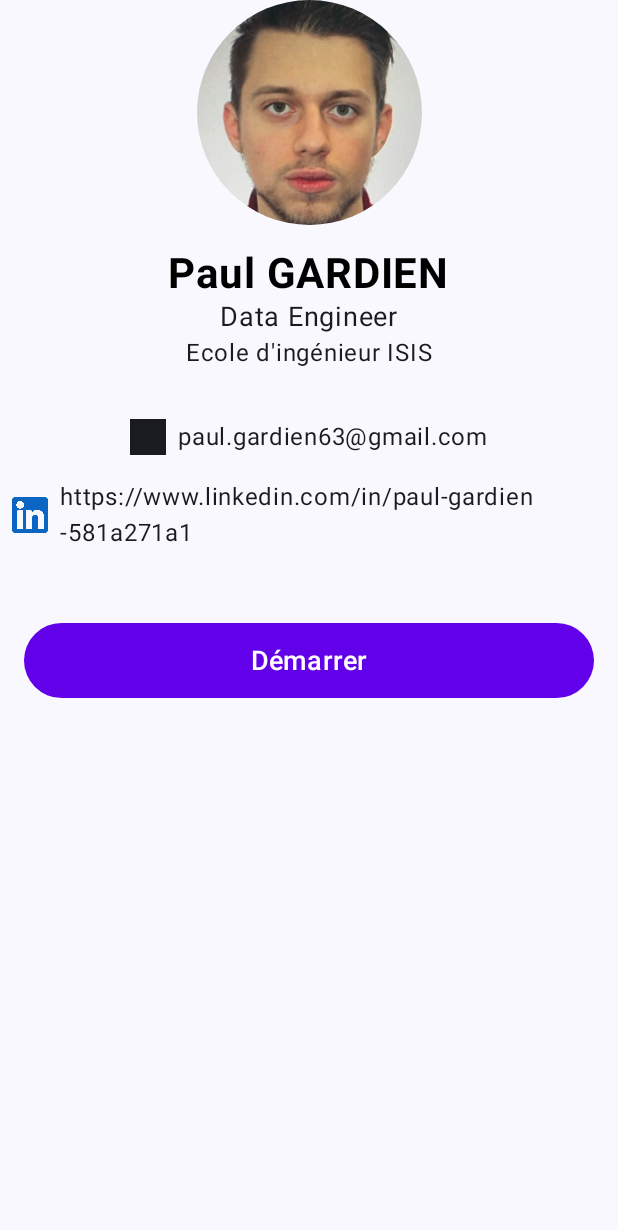
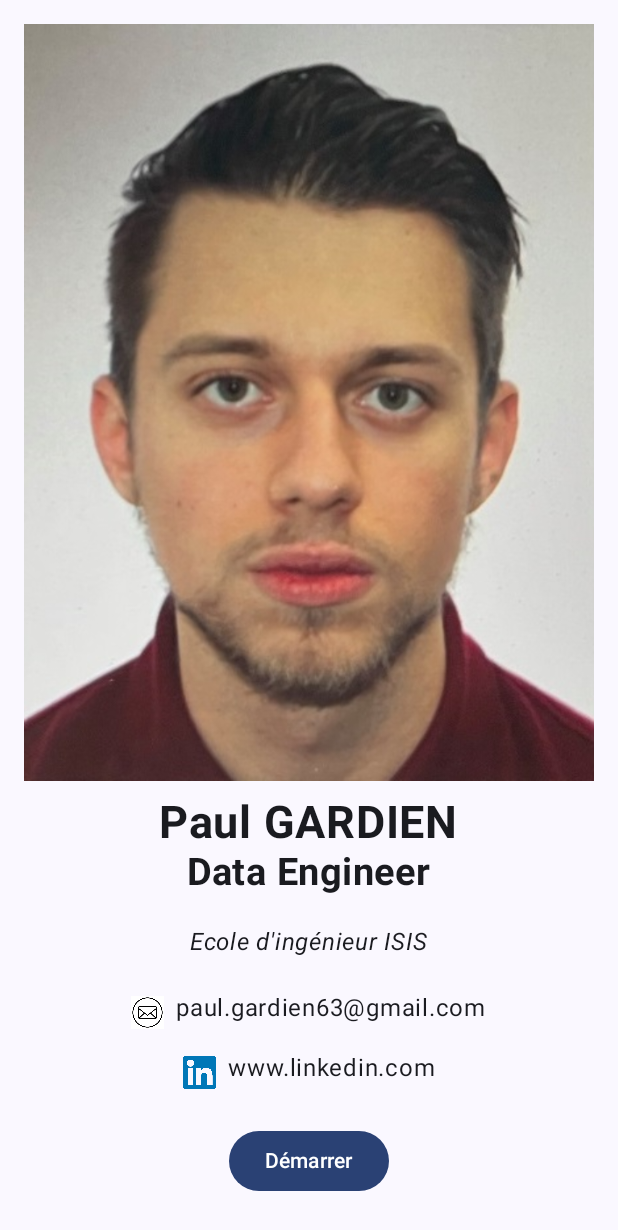
Before and after one commit to Liplaup/IMDBMovie, an Android app built with Jetpack Compose: the screen it shows after launch (MainActivity), on a phone screen of 412 x 824 dp. Shown: the top 1230 px of the screen. Run offline under Robolectric (Android 15) with nearby library versions, the phone set to English and light mode, and no system bars.

Commit message:
Les AppNav sont à jour

```diff
--- a/app/build.gradle.kts
+++ b/app/build.gradle.kts
@@ -72,4 +72,8 @@ dependencies {
     implementation ("com.squareup.retrofit2:retrofit:2.9.0")
     implementation ("com.squareup.retrofit2:converter-gson:2.9.0" ) // Gson Converter dependency
     implementation ("com.google.code.gson:gson:2.10")
+    implementation("androidx.navigation:navigation-compose:2.8.0")
+    implementation("org.jetbrains.kotlinx:kotlinx-serialization-json:1.6.3")
+
+
 }
--- a/app/src/main/java/com/example/myapplication/MainActivity.kt
+++ b/app/src/main/java/com/example/myapplication/MainActivity.kt
@@ -11,6 +11,7 @@ import androidx.compose.material3.NavigationBar
 import androidx.compose.material3.NavigationBarItem
 import androidx.compose.material3.Scaffold
 import androidx.compose.material3.Text
+import androidx.compose.material3.adaptive.currentWindowAdaptiveInfo
 import androidx.compose.runtime.Composable
 import androidx.compose.runtime.getValue
 import androidx.compose.ui.graphics.Color
@@ -24,12 +25,16 @@ import com.example.myapplication.ui.theme.MyApplicationTheme
 import kotlinx.serialization.Serializable
 
 @Serializable
-sealed class Destination(val route: String) {
-    @Serializable object Profil : Destination("profil")
-    @Serializable object Films : Destination("films")
-    @Serializable object Series : Destination("series")
-    @Serializable object Acteurs : Destination("acteurs")
-}
+class Profildestination
+
+@Serializable
+class Filmsdestination
+
+@Serializable
+class Seriesdestination
+
+@Serializable
+class Acteursdestination
 
 class MainActivity : ComponentActivity() {
     @SuppressLint("UnusedMaterial3ScaffoldPaddingParameter")
@@ -38,33 +43,40 @@ class MainActivity : ComponentActivity() {
         enableEdgeToEdge()
         setContent {
             val viewModel: MainViewModel by viewModels()
+            val windowSizeClass = currentWindowAdaptiveInfo().windowSizeClass
 
             MyApplicationTheme {
                 val navController = rememberNavController()
                 val navBackStackEntry by navController.currentBackStackEntryAsState()
-                val currentRoute = navBackStackEntry?.destination?.route
+                val currentDestination = navBackStackEntry?.destination
 
-                Scaffold(bottomBar = { if (currentRoute != Destination.Profil.route) Navbar(navController) }) {
-                    NavHost(navController = navController, startDestination = Destination.Profil.route) {
-                        composable(Destination.Profil.route) {
-                            ProfileView(navController)
+                Scaffold(
+                    bottomBar = {
+                        if (currentDestination?.route != "profildestination") {
+                            Navbar(navController)
                         }
-                        composable(Destination.Films.route) {
-                            FilmsScreen(viewModel = viewModel, navController = navController)
+                    }
+                ) {
+                    NavHost(navController = navController, startDestination = "profildestination") {
+                        composable("profildestination") {
+                            ProfileView(windowSizeClass) { navController.navigate("filmsdestination") }
                         }
-                        composable(Destination.Series.route) {
-                            SeriesScreen(viewModel = viewModel, navController = navController)
+                        composable("filmsdestination") {
+                            FilmsScreen(viewModel, navController)
                         }
-                        composable(Destination.Acteurs.route) {
-                            ActorsScreen(viewModel = viewModel, navController = navController)
+                        composable("seriesdestination") {
+                            SeriesScreen(viewModel, navController)
+                        }
+                        composable("acteursdestination") {
+                            ActorsScreen(viewModel, navController)
                         }
                         composable("movieDetail/{movieId}") { backStackEntry ->
-                            val movieId = backStackEntry.arguments?.getString("movieId")?.toInt() ?: 0
-                            MovieDetailScreen(movieId, viewModel, navController)
+                            val movieId = backStackEntry.arguments?.getString("movieId")
+                            MovieDetailScreen(movieId?.toInt() ?: 0, viewModel, navController)
                         }
-                        composable("serieDetail/{serieId}") { backStackEntry ->
-                            val serieId = backStackEntry.arguments?.getString("serieId")?.toInt() ?: return@composable
-                            SerieDetailScreen(serieId = serieId, viewModel = viewModel, navController = navController)
+                        composable("serieDetail/{seriesId}") { backStackEntry ->
+                            val seriesId = backStackEntry.arguments?.getString("seriesId")
+                            SerieDetailScreen(seriesId?.toInt() ?: 0, viewModel, navController)
                         }
                     }
                 }
@@ -81,20 +93,20 @@ fun Navbar(navController: NavHostController) {
         NavigationBarItem(
             icon = { Icon(painterResource(id = R.drawable.ic_films), contentDescription = "Films") },
             label = { Text("Films") },
-            selected = navController.currentDestination?.route == Destination.Films.route,
-            onClick = { navController.navigate(Destination.Films.route) }
+            selected = navController.currentDestination?.route == "filmsdestination",
+            onClick = { navController.navigate("filmsdestination") }
         )
         NavigationBarItem(
             icon = { Icon(painterResource(id = R.drawable.ic_series), contentDescription = "Series") },
             label = { Text("Series") },
-            selected = navController.currentDestination?.route == Destination.Series.route,
-            onClick = { navController.navigate(Destination.Series.route) }
+            selected = navController.currentDestination?.route == "seriesdestination",
+            onClick = { navController.navigate("seriesdestination") }
         )
         NavigationBarItem(
             icon = { Icon(painterResource(id = R.drawable.ic_action_person), contentDescription = "Acteurs") },
             label = { Text("Acteurs") },
-            selected = navController.currentDestination?.route == Destination.Acteurs.route,
-            onClick = { navController.navigate(Destination.Acteurs.route) }
+            selected = navController.currentDestination?.route == "acteursdestination",
+            onClick = { navController.navigate("acteursdestination") }
         )
     }
 }
--- a/app/src/main/java/com/example/myapplication/Profile.kt
+++ b/app/src/main/java/com/example/myapplication/Profile.kt
@@ -1,114 +1,137 @@
 package com.example.myapplication
 
 import androidx.compose.foundation.Image
-import androidx.compose.foundation.layout.Arrangement
+import androidx.compose.foundation.layout.Box
 import androidx.compose.foundation.layout.Column
 import androidx.compose.foundation.layout.Row
 import androidx.compose.foundation.layout.Spacer
-import androidx.compose.foundation.layout.fillMaxWidth
+import androidx.compose.foundation.layout.fillMaxSize
 import androidx.compose.foundation.layout.height
 import androidx.compose.foundation.layout.padding
 import androidx.compose.foundation.layout.size
 import androidx.compose.foundation.layout.width
-import androidx.compose.foundation.layout.wrapContentSize
-import androidx.compose.foundation.shape.CircleShape
 import androidx.compose.material3.Button
 import androidx.compose.material3.ButtonDefaults
-import androidx.compose.material3.Icon
 import androidx.compose.material3.Text
 import androidx.compose.runtime.Composable
 import androidx.compose.ui.Alignment
 import androidx.compose.ui.Modifier
 import androidx.compose.ui.draw.clip
-import androidx.compose.ui.graphics.Color
-import androidx.compose.ui.layout.ContentScale
+import androidx.compose.ui.graphics.RectangleShape
 import androidx.compose.ui.res.painterResource
+import androidx.compose.ui.text.font.FontStyle
 import androidx.compose.ui.text.font.FontWeight
 import androidx.compose.ui.unit.dp
 import androidx.compose.ui.unit.sp
-import androidx.navigation.NavController
+import androidx.window.core.layout.WindowHeightSizeClass
+import androidx.window.core.layout.WindowSizeClass
+
 
 @Composable
-fun ProfileView(navController: NavController) {
-    Column(
-        modifier = Modifier
-            .fillMaxWidth()
-            .wrapContentSize(Alignment.Center),
-        horizontalAlignment = Alignment.CenterHorizontally
-    ) {
-        RoundImage()
+fun ProfileView(classes: WindowSizeClass, onClick: () -> Unit) {
+    val windowHeightClass = classes.windowHeightSizeClass
 
-        Spacer(modifier = Modifier.height(16.dp))
-
-        Text(
-            "Paul GARDIEN",
-            fontWeight = FontWeight.Bold,
-            fontSize = 28.sp,
-            color = Color.Black
-        )
-        Text("Data Engineer", fontSize = 18.sp)
-        Text("Ecole d'ingénieur ISIS", fontSize = 16.sp)
-
-        Spacer(modifier = Modifier.height(24.dp))
-
-        ContactInfo()
-
-        Spacer(modifier = Modifier.height(24.dp))
-
-        StartButton(onClick = { navController.navigate("films") })
+    when (windowHeightClass) {
+        WindowHeightSizeClass.COMPACT -> {
+            CompactProfileLayout(onClick)
+        }
+        else -> {
+            RegularProfileLayout(onClick)
+        }
     }
 }
 
 @Composable
-fun RoundImage() {
-    val image = painterResource(id = R.drawable.sans_titre)
+fun RegularProfileLayout(onClick: () -> Unit) {
+    Column(
+        horizontalAlignment = Alignment.CenterHorizontally,
+        modifier = Modifier.fillMaxSize().padding(16.dp)
+    ) {
+        ProfileImage()
+        Spacer(Modifier.height(10.dp))
+        UserInfo()
+        Spacer(Modifier.height(20.dp))
+        ContactInfo()
+        Spacer(Modifier.height(20.dp))
+        StartButton(onClick = onClick)
+    }
+}
+
+@Composable
+fun CompactProfileLayout(onClick: () -> Unit) {
+    Box(
+        contentAlignment = Alignment.Center,
+        modifier = Modifier.fillMaxSize()
+    ) {
+        Row(
+            verticalAlignment = Alignment.CenterVertically,
+            modifier = Modifier.padding(vertical = 4.dp)
+        ) {
+            Column(horizontalAlignment = Alignment.CenterHorizontally) {
+                ProfileImage()
+                Spacer(Modifier.height(10.dp))
+                UserInfo()
+            }
+            Spacer(Modifier.width(100.dp))
+            Column(horizontalAlignment = Alignment.CenterHorizontally) {
+                ContactInfo()
+                Spacer(Modifier.height(20.dp))
+                StartButton(onClick = onClick)
+            }
+        }
+    }
+}
+
+@Composable
+fun ProfileImage() {
     Image(
-        painter = image,
-        contentDescription = "Visage",
-        contentScale = ContentScale.Crop,
-        modifier = Modifier
-            .size(150.dp)
-            .clip(CircleShape)
+        painter = painterResource(R.drawable.sans_titre),
+        contentDescription = "Profile Image",
+        modifier = Modifier.clip(RectangleShape)
+    )
+}
+
+@Composable
+fun UserInfo() {
+    Text(
+        text = "Paul GARDIEN",
+        fontSize = 30.sp,
+        fontWeight = FontWeight.Bold
+    )
+    Text(
+        text = "Data Engineer",
+        fontSize = 25.sp,
+        fontWeight = FontWeight.Bold
+    )
+    Spacer(Modifier.height(20.dp))
+    Text(
+        text = "Ecole d'ingénieur ISIS",
+        fontStyle = FontStyle.Italic
     )
 }
 
 @Composable
 fun ContactInfo() {
-    Column(
-        horizontalAlignment = Alignment.CenterHorizontally
-    ) {
-        Row(
-            verticalAlignment = Alignment.CenterVertically,
-            horizontalArrangement = Arrangement.Center,
+    Row {
+        Image(
+            painter = painterResource(R.drawable.mail),
+            contentDescription = "Email",
             modifier = Modifier
-                .fillMaxWidth()
-                .padding(8.dp)
-        ) {
-            Icon(
-                painter = painterResource(id = R.drawable.mail),
-                contentDescription = "Icon Mail",
-                modifier = Modifier.size(24.dp)
-            )
-            Spacer(modifier = Modifier.width(8.dp))
-            Text("paul.gardien63@gmail.com")
-        }
-
-        Row(
-            verticalAlignment = Alignment.CenterVertically,
-            horizontalArrangement = Arrangement.Center,
+                .size(30.dp)
+                .padding(end = 8.dp)
+        )
+        Text(text = "paul.gardien63@gmail.com")
+    }
+    Spacer(Modifier.height(10.dp))
+    Row {
+        Image(
+            painter = painterResource(R.drawable.li),
+            contentDescription = "LinkedIn",
             modifier = Modifier
-                .fillMaxWidth()
-                .padding(8.dp)
-        ) {
-            Icon(
-                painter = painterResource(id = R.drawable.li),
-                contentDescription = "Icon LinkedIn",
-                tint = Color(0xFF0A66C2),
-                modifier = Modifier.size(24.dp)
-            )
-            Spacer(modifier = Modifier.width(8.dp))
-            Text("https://www.linkedin.com/in/paul-gardien-581a271a1")
-        }
+                .size(30.dp)
+                .padding(end = 8.dp)
+        )
+        Text(text = "www.linkedin.com")
     }
 }
 
@@ -116,12 +139,8 @@ fun ContactInfo() {
 fun StartButton(onClick: () -> Unit) {
     Button(
         onClick = onClick,
-        colors = ButtonDefaults.buttonColors(containerColor = Color(0xFF6200EA)),
-        modifier = Modifier
-            .padding(16.dp)
-            .fillMaxWidth()
-            .height(50.dp)
+        colors = ButtonDefaults.buttonColors()
     ) {
-        Text("Démarrer", fontSize = 18.sp, color = Color.White)
+        Text("Démarrer")
     }
 }
--- a/app/src/main/java/com/example/myapplication/serie.kt
+++ b/app/src/main/java/com/example/myapplication/serie.kt
@@ -35,11 +35,17 @@ fun SerieDetailScreen(serieId: Int, viewModel: MainViewModel, navController: Nav
     val serie by viewModel.serie.observeAsState()
     val actors by viewModel.actors.collectAsState()
     val isLoading = remember { mutableStateOf(true) }
+    val errorMessage = remember { mutableStateOf<String?>(null) }
 
     LaunchedEffect(serieId) {
+        try {
             viewModel.getSerieById(serieId, apiKey = "d56137a7d2c77892dd70729b2a4ee56b")
             viewModel.getActorsBySerieId(serieId, apiKey = "d56137a7d2c77892dd70729b2a4ee56b")
             isLoading.value = false
+        } catch (e: Exception) {
+            errorMessage.value = e.message
+            isLoading.value = false
+        }
     }
 
     if (isLoading.value) {
@@ -50,6 +56,14 @@ fun SerieDetailScreen(serieId: Int, viewModel: MainViewModel, navController: Nav
             CircularProgressIndicator()
         }
     } else {
+        errorMessage.value?.let {
+            Box(
+                modifier = Modifier.fillMaxSize(),
+                contentAlignment = Alignment.Center
+            ) {
+                Text("Error: $it", style = MaterialTheme.typography.bodyMedium)
+            }
+        } ?: run {
             serie?.let {
                 Column(
                     modifier = Modifier
@@ -154,3 +168,4 @@ fun SerieDetailScreen(serieId: Int, viewModel: MainViewModel, navController: Nav
             }
         }
     }
+}
--- a/gradle/libs.versions.toml
+++ b/gradle/libs.versions.toml
@@ -20,6 +20,7 @@ retrofit = "2.9.0"
 adaptiveAndroid = "1.0.0"
 runtimeLivedata = "1.7.5"
 core = "1.10.1"
+material3WindowSizeClassAndroid = "1.3.1"
 
 [libraries]
 androidx-core-ktx = { group = "androidx.core", name = "core-ktx", version.ref = "coreKtx" }
```
Lines whose indentation alone changed are shown as unchanged.
